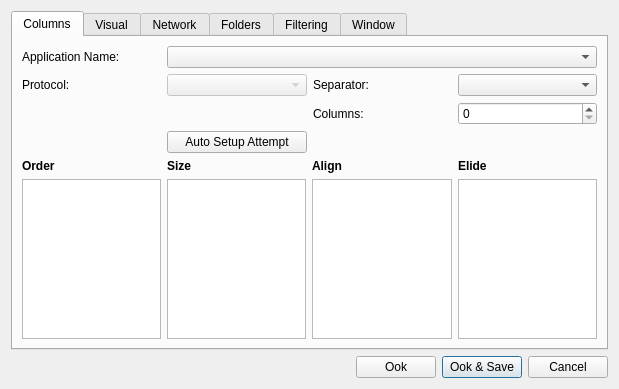
Above: trace_server/settings.ui from mojmir-svoboda/DbgToolkit before the change. Below: the same form after it.
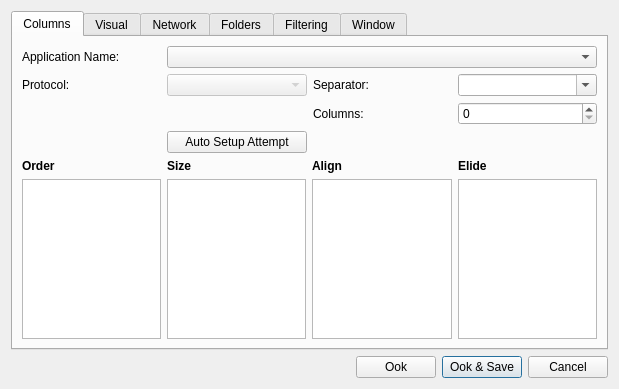
That is the form after the change.

Diff of the .ui file:
```diff
--- a/trace_server/settings.ui
+++ b/trace_server/settings.ui
@@ -170,7 +170,11 @@
           </widget>
          </item>
          <item row="1" column="4">
-          <widget class="QComboBox" name="separatorComboBox"/>
+          <widget class="QComboBox" name="separatorComboBox">
+           <property name="editable">
+            <bool>true</bool>
+           </property>
+          </widget>
          </item>
          <item row="0" column="0">
           <widget class="QLabel" name="label_15">
```
